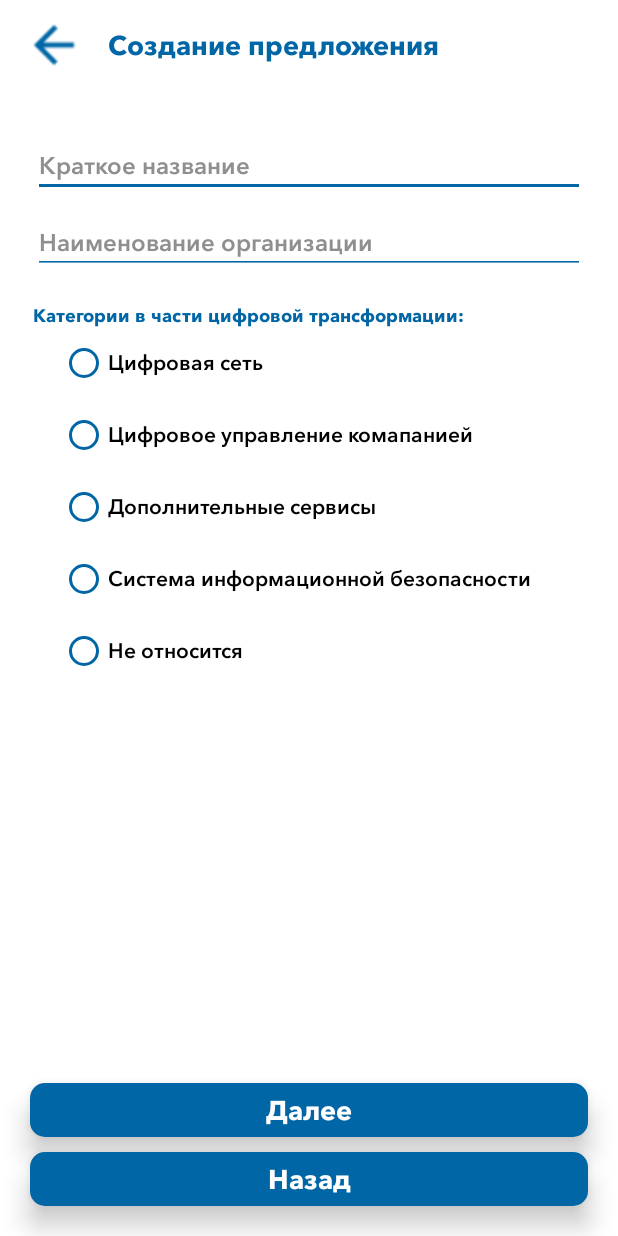
After one commit to gramorEticon/ROSSETI, an Android app: the fragment CreateOrderStartFragment shown on its own in the app's theme, on a phone screen of 412 x 824 dp. The commit adds this screen. Run offline under Robolectric (Android 15) with nearby library versions, the phone set to English and light mode, and no system bars; network calls fail.

Commit message:
Отрисованы экраны заполнения основной информации предложения и экран описания

```diff
--- /dev/null
+++ b/app/src/main/java/com/eticon/rosseti/OrderFragments/CreateOrderStartFragment.kt
@@ -0,0 +1,46 @@
+package com.eticon.rosseti.OrderFragments
+
+import android.os.Bundle
+import androidx.fragment.app.Fragment
+import android.view.LayoutInflater
+import android.view.View
+import android.view.ViewGroup
+import com.eticon.rosseti.R
+
+
+private const val ARG_PARAM1 = "param1"
+private const val ARG_PARAM2 = "param2"
+
+
+class CreateOrderStartFragment : Fragment() {
+
+    private var param1: String? = null
+    private var param2: String? = null
+
+    override fun onCreate(savedInstanceState: Bundle?) {
+        super.onCreate(savedInstanceState)
+        arguments?.let {
+            param1 = it.getString(ARG_PARAM1)
+            param2 = it.getString(ARG_PARAM2)
+        }
+    }
+
+    override fun onCreateView(
+        inflater: LayoutInflater, container: ViewGroup?,
+        savedInstanceState: Bundle?
+    ): View? {
+        return inflater.inflate(R.layout.fragment_create_order_start, container, false)
+    }
+
+    companion object {
+
+        @JvmStatic
+        fun newInstance(param1: String, param2: String) =
+            CreateOrderStartFragment().apply {
+                arguments = Bundle().apply {
+                    putString(ARG_PARAM1, param1)
+                    putString(ARG_PARAM2, param2)
+                }
+            }
+    }
+}
--- /dev/null
+++ b/app/src/main/res/layout/fragment_create_order_start.xml
@@ -0,0 +1,195 @@
+<?xml version="1.0" encoding="utf-8"?>
+<androidx.constraintlayout.widget.ConstraintLayout xmlns:android="http://schemas.android.com/apk/res/android"
+    xmlns:tools="http://schemas.android.com/tools"
+    android:layout_width="match_parent"
+    android:layout_height="match_parent"
+    xmlns:app="http://schemas.android.com/apk/res-auto"
+    tools:context=".OrderFragments.CreateOrderStartFragment"
+    android:background="@color/white">
+
+    <ImageView
+        android:id="@+id/back_btn"
+        android:layout_width="40dp"
+        android:layout_height="40dp"
+        app:layout_constraintTop_toTopOf="parent"
+        app:layout_constraintStart_toStartOf="parent"
+        android:src="@drawable/ic_arrow_back"
+        android:layout_marginStart="16dp"
+        android:layout_marginTop="10dp"/>
+
+    <TextView
+        android:id="@+id/label"
+        android:layout_width="wrap_content"
+        android:layout_height="wrap_content"
+        android:text="Создание предложения"
+        style="@style/text_blue_bold"
+        android:textSize="18dp"
+        app:layout_constraintTop_toTopOf="@id/back_btn"
+        app:layout_constraintBottom_toBottomOf="@id/back_btn"
+        app:layout_constraintStart_toEndOf="@id/back_btn"
+        android:layout_marginStart="16dp"
+        />
+
+    <EditText
+        android:id="@+id/name"
+        android:layout_width="match_parent"
+        android:layout_height="wrap_content"
+        app:layout_constraintTop_toBottomOf="@id/back_btn"
+        app:layout_constraintStart_toStartOf="parent"
+        app:layout_constraintEnd_toEndOf="parent"
+        android:layout_marginTop="40dp"
+        android:backgroundTint="@color/blue"
+        android:layout_marginStart="22dp"
+        android:layout_marginEnd="22dp"
+        android:hint="Краткое название"
+        android:textColorHint="@color/gray"
+        android:fontFamily="@font/avenir_demi"
+        android:textColor="@color/black"
+        android:textSize="16dp"
+        />
+
+    <EditText
+        android:id="@+id/organization"
+        android:layout_width="match_parent"
+        android:layout_height="wrap_content"
+        app:layout_constraintTop_toBottomOf="@id/name"
+        app:layout_constraintStart_toStartOf="parent"
+        app:layout_constraintEnd_toEndOf="parent"
+        android:layout_marginTop="10dp"
+        android:backgroundTint="@color/blue"
+        android:layout_marginStart="22dp"
+        android:layout_marginEnd="22dp"
+        android:hint="Наименование организации"
+        android:textColorHint="@color/gray"
+        android:fontFamily="@font/avenir_demi"
+        android:textColor="@color/black"
+        android:textSize="16dp"
+        />
+
+    <TextView
+        android:id="@+id/label_category"
+        android:layout_width="wrap_content"
+        android:layout_height="wrap_content"
+        android:text="Категории в части цифровой трансформации:"
+        style="@style/text_blue_bold"
+        android:textSize="12dp"
+        app:layout_constraintTop_toBottomOf="@id/organization"
+        app:layout_constraintStart_toStartOf="parent"
+        android:layout_marginStart="22dp"
+        android:layout_marginTop="20dp"
+        />
+
+
+    <RadioGroup
+        app:layout_constraintTop_toBottomOf="@id/label_category"
+        app:layout_constraintStart_toStartOf="parent"
+        app:layout_constraintEnd_toEndOf="parent"
+        android:layout_width="match_parent"
+        android:layout_height="wrap_content"
+        android:orientation="vertical"
+        android:layout_marginStart="40dp">
+
+        <RadioButton android:id="@+id/digital_net"
+            android:layout_width="wrap_content"
+            android:layout_height="wrap_content"
+            android:text="Цифровая сеть"
+            android:textColor="@color/black"
+            android:fontFamily="@font/avenir_demi"
+            android:buttonTint="@color/blue"
+            />
+
+        <RadioButton android:id="@+id/digital_company"
+            android:layout_width="wrap_content"
+            android:layout_height="wrap_content"
+            android:text="Цифровое управление комапанией"
+            android:textColor="@color/black"
+            android:buttonTint="@color/blue"
+            android:fontFamily="@font/avenir_demi"
+            />
+
+        <RadioButton android:id="@+id/dop_servises"
+            android:layout_width="wrap_content"
+            android:layout_height="wrap_content"
+            android:text="Дополнительные сервисы"
+            android:textColor="@color/black"
+            android:buttonTint="@color/blue"
+            android:fontFamily="@font/avenir_demi"
+            />
+        <RadioButton android:id="@+id/info_secur"
+            android:layout_width="wrap_content"
+            android:layout_height="wrap_content"
+            android:text="Система информационной безопасности"
+            android:textColor="@color/black"
+            android:buttonTint="@color/blue"
+            android:fontFamily="@font/avenir_demi"
+            />
+        <RadioButton android:id="@+id/not_chek"
+            android:layout_width="wrap_content"
+            android:layout_height="wrap_content"
+            android:text="Не относится"
+            android:textColor="@color/black"
+            android:buttonTint="@color/blue"
+            android:fontFamily="@font/avenir_demi"
+            />
+    </RadioGroup>
+
+
+
+    <androidx.constraintlayout.widget.ConstraintLayout
+        android:id="@+id/next"
+        android:layout_width="match_parent"
+        android:layout_height="36dp"
+        app:layout_constraintBottom_toTopOf="@id/down"
+        android:layout_marginStart="20dp"
+        android:layout_marginEnd="20dp"
+        android:layout_marginBottom="10dp"
+        android:background="@drawable/bg_blue"
+        app:layout_constraintStart_toStartOf="parent"
+        app:layout_constraintEnd_toEndOf="parent"
+        android:elevation="10dp">
+
+        <TextView
+            android:layout_width="wrap_content"
+            android:layout_height="wrap_content"
+            app:layout_constraintTop_toTopOf="parent"
+            app:layout_constraintStart_toStartOf="parent"
+            app:layout_constraintBottom_toBottomOf="parent"
+            app:layout_constraintEnd_toEndOf="parent"
+            style="@style/text_white_bold"
+            android:text="Далее"
+            android:textSize="18dp"/>
+
+
+    </androidx.constraintlayout.widget.ConstraintLayout>
+
+    <androidx.constraintlayout.widget.ConstraintLayout
+        android:id="@+id/down"
+        android:layout_width="match_parent"
+        android:layout_height="36dp"
+        app:layout_constraintBottom_toBottomOf="parent"
+        android:layout_marginStart="20dp"
+        android:layout_marginEnd="20dp"
+        android:layout_marginBottom="20dp"
+        android:background="@drawable/bg_blue"
+        app:layout_constraintStart_toStartOf="parent"
+        app:layout_constraintEnd_toEndOf="parent"
+        android:elevation="10dp">
+
+        <TextView
+            android:layout_width="wrap_content"
+            android:layout_height="wrap_content"
+            app:layout_constraintTop_toTopOf="parent"
+            app:layout_constraintStart_toStartOf="parent"
+            app:layout_constraintBottom_toBottomOf="parent"
+            app:layout_constraintEnd_toEndOf="parent"
+            style="@style/text_white_bold"
+            android:text="Назад"
+            android:textSize="18dp"/>
+
+
+    </androidx.constraintlayout.widget.ConstraintLayout>
+
+
+
+
+</androidx.constraintlayout.widget.ConstraintLayout>
--- a/app/src/main/res/values/styles.xml
+++ b/app/src/main/res/values/styles.xml
@@ -24,4 +24,5 @@
         <item name="android:textColor">@color/gray</item>
     </style>
 
+
 </resources>
```
Also changed, not shown: app/src/main/java/com/eticon/rosseti/OrderFragments/CreateOrderDesriptionFragment.kt (added, +46 -0 lines), app/src/main/res/layout/fragment_create_order_desription.xml (added, +182 -0 lines), app/src/main/res/drawable-v24/ic_arrow_back.png (added).
